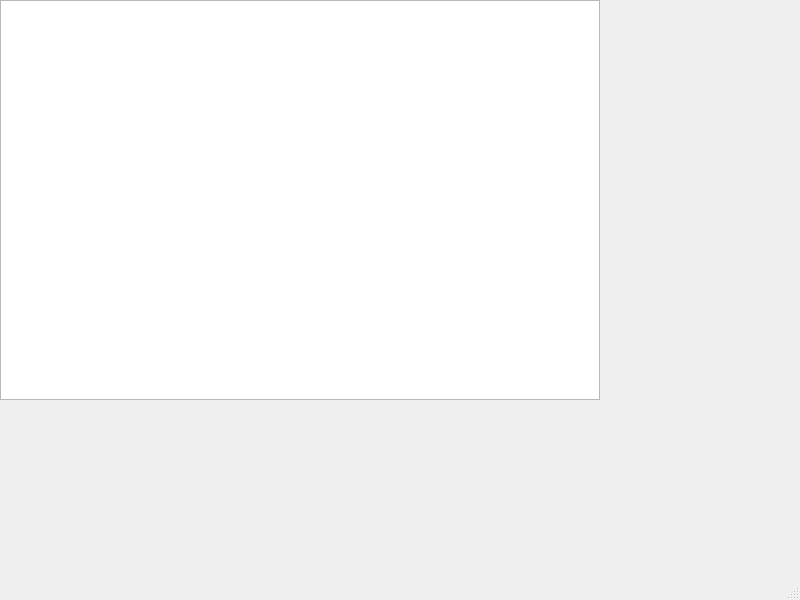
First picture: the form in Tubos_de_vacio/mainwindow.ui, repository angel-espinosada/proyecto_final, before the edit.
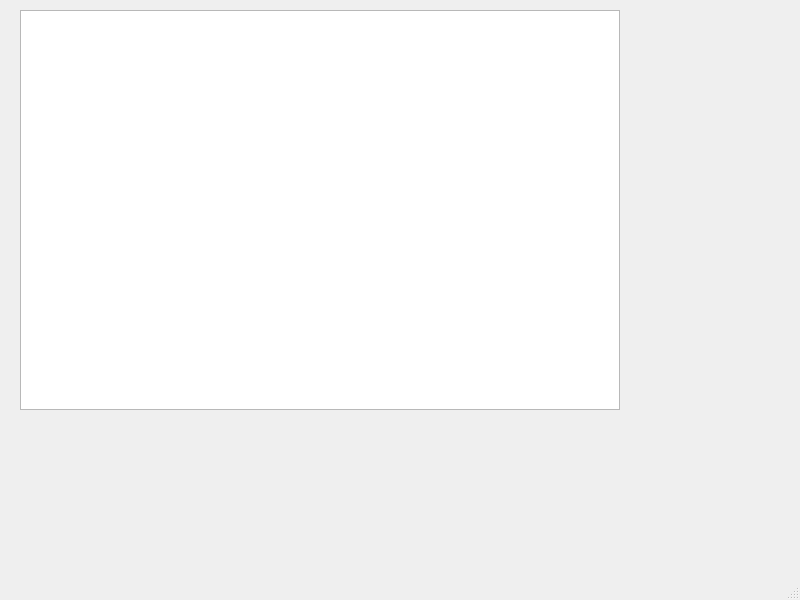
Second picture: the form after the edit.

The edit to the form file:
```diff
--- a/Tubos_de_vacio/mainwindow.ui
+++ b/Tubos_de_vacio/mainwindow.ui
@@ -17,8 +17,8 @@
    <widget class="QGraphicsView" name="graphicsView">
     <property name="geometry">
      <rect>
-      <x>0</x>
-      <y>0</y>
+      <x>20</x>
+      <y>10</y>
       <width>600</width>
       <height>400</height>
      </rect>
```
